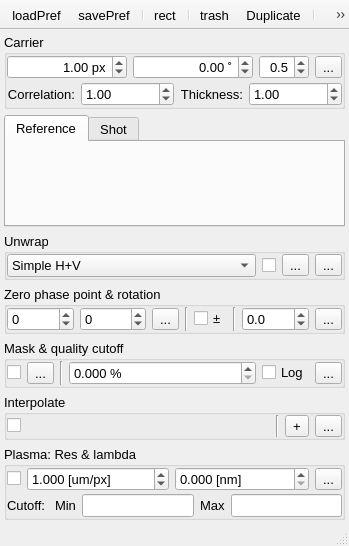
Old version of the form UIs/nInterferometry.ui in the repository aflux/neutrino.
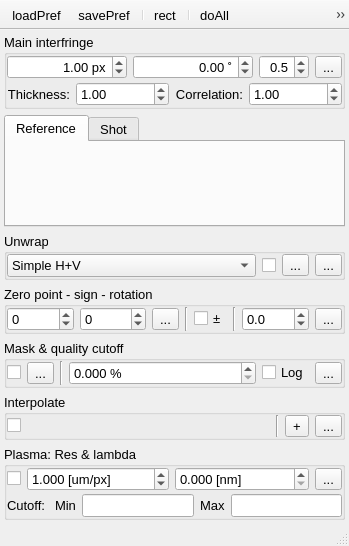
New version of the form. Icons and pictures are not drawn.

Commit message: Cleanup and reorganization in nInterferometry

What changed in the file:
```diff
--- a/UIs/nInterferometry.ui
+++ b/UIs/nInterferometry.ui
@@ -44,7 +44,7 @@
     <item>
      <widget class="QGroupBox" name="groupBox_2">
       <property name="title">
-       <string>Carrier</string>
+       <string>Main interfringe</string>
       </property>
       <layout class="QGridLayout" name="gridLayout_2" columnstretch="0,1,1,0,0">
        <property name="leftMargin">
@@ -105,49 +105,6 @@
           <property name="bottomMargin">
            <number>0</number>
           </property>
-          <item>
-           <widget class="QLabel" name="label">
-            <property name="font">
-             <font>
-              <pointsize>10</pointsize>
-             </font>
-            </property>
-            <property name="text">
-             <string>Correlation:</string>
-            </property>
-            <property name="alignment">
-             <set>Qt::AlignRight|Qt::AlignTrailing|Qt::AlignVCenter</set>
-            </property>
-           </widget>
-          </item>
-          <item>
-           <widget class="QDoubleSpinBox" name="correlation">
-            <property name="toolTip">
-             <string>Correlation of fringes</string>
-            </property>
-            <property name="suffix">
-             <string/>
-            </property>
-            <property name="decimals">
-             <number>2</number>
-            </property>
-            <property name="minimum">
-             <double>0.000000000000000</double>
-            </property>
-            <property name="maximum">
-             <double>10.000000000000000</double>
-            </property>
-            <property name="singleStep">
-             <double>0.100000000000000</double>
-            </property>
-            <property name="value">
-             <double>1.000000000000000</double>
-            </property>
-            <property name="neutrinoSave" stdset="0">
-             <bool>true</bool>
-            </property>
-           </widget>
-          </item>
           <item>
            <widget class="QLabel" name="label_2">
             <property name="font">
@@ -191,6 +148,49 @@
             </property>
            </widget>
           </item>
+          <item>
+           <widget class="QLabel" name="label">
+            <property name="font">
+             <font>
+              <pointsize>10</pointsize>
+             </font>
+            </property>
+            <property name="text">
+             <string>Correlation:</string>
+            </property>
+            <property name="alignment">
+             <set>Qt::AlignRight|Qt::AlignTrailing|Qt::AlignVCenter</set>
+            </property>
+           </widget>
+          </item>
+          <item>
+           <widget class="QDoubleSpinBox" name="correlation">
+            <property name="toolTip">
+             <string>Correlation of fringes</string>
+            </property>
+            <property name="suffix">
+             <string/>
+            </property>
+            <property name="decimals">
+             <number>2</number>
+            </property>
+            <property name="minimum">
+             <double>0.000000000000000</double>
+            </property>
+            <property name="maximum">
+             <double>10.000000000000000</double>
+            </property>
+            <property name="singleStep">
+             <double>0.100000000000000</double>
+            </property>
+            <property name="value">
+             <double>1.000000000000000</double>
+            </property>
+            <property name="neutrinoSave" stdset="0">
+             <bool>true</bool>
+            </property>
+           </widget>
+          </item>
          </layout>
         </widget>
        </item>
@@ -400,7 +400,7 @@
        </sizepolicy>
       </property>
       <property name="title">
-       <string>Zero phase point &amp;&amp; rotation</string>
+       <string>Zero point - sign - rotation</string>
       </property>
       <property name="checkable">
        <bool>false</bool>
@@ -949,11 +949,9 @@
    <addaction name="separator"/>
    <addaction name="actionRect"/>
    <addaction name="separator"/>
-   <addaction name="actionTrash"/>
-   <addaction name="actionDuplicate"/>
-   <addaction name="separator"/>
    <addaction name="actionDoWavelet"/>
    <addaction name="chained"/>
+   <addaction name="actionDuplicate"/>
   </widget>
   <action name="actionRect">
    <property name="icon">
@@ -1019,18 +1017,6 @@
     <string>Do workflow</string>
    </property>
   </action>
-  <action name="actionTrash">
-   <property name="icon">
-    <iconset resource="../../neutrino-build/src/icons.qrc">
-     <normaloff>:/icons/trash.png</normaloff>:/icons/trash.png</iconset>
-   </property>
-   <property name="text">
-    <string>trash</string>
-   </property>
-   <property name="toolTip">
-    <string>Trash old Files</string>
-   </property>
-  </action>
   <action name="actionDuplicate">
    <property name="icon">
     <iconset resource="../../neutrino-build/src/icons.qrc">
```
Left out of the diff: 2 changed lines with no effect on the pictures. The commit also changes 5 other files.
